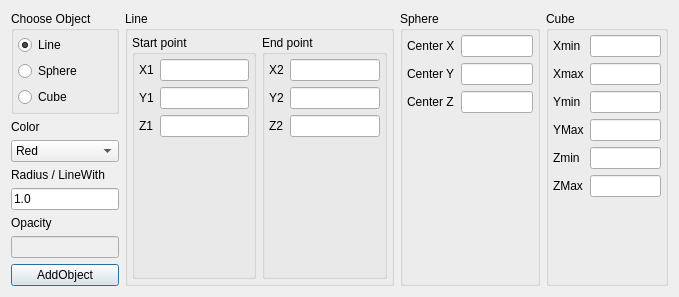
First picture: the form in modules/PolygonPrimitives/PolygonPrimitives.ui, repository 3dct/open_iA, before the edit.
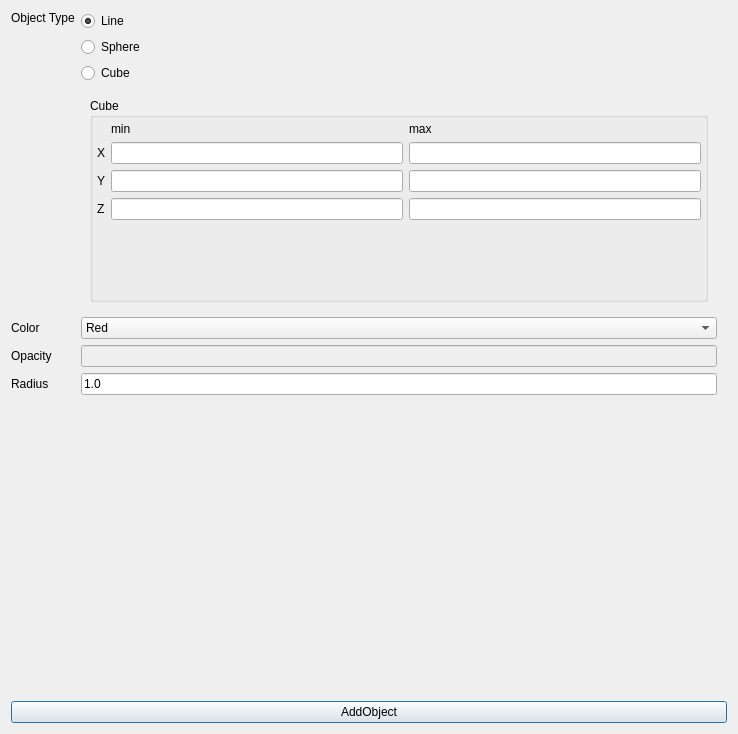
Second picture: the form after the edit.

Commit message: Polygon Primitives: (WIP) rework dialog

```diff
--- a/modules/PolygonPrimitives/PolygonPrimitives.ui
+++ b/modules/PolygonPrimitives/PolygonPrimitives.ui
@@ -6,35 +6,42 @@
    <rect>
     <x>0</x>
     <y>0</y>
-    <width>679</width>
-    <height>278</height>
+    <width>738</width>
+    <height>734</height>
    </rect>
   </property>
   <property name="windowTitle">
    <string>Dialog</string>
   </property>
-  <layout class="QHBoxLayout" name="horizontalLayout_2">
+  <layout class="QVBoxLayout" name="verticalLayout_5">
    <item>
-    <layout class="QVBoxLayout" name="verticalLayout_23">
-     <item>
-      <widget class="QGroupBox" name="groupBox_5">
-       <property name="title">
-        <string>Choose Object</string>
-       </property>
-       <layout class="QVBoxLayout" name="verticalLayout_6">
-        <property name="leftMargin">
-         <number>4</number>
-        </property>
+    <layout class="QHBoxLayout" name="horizontalLayout">
         <property name="topMargin">
-         <number>4</number>
+      <number>0</number>
         </property>
         <property name="rightMargin">
-         <number>4</number>
-        </property>
-        <property name="bottomMargin">
-         <number>4</number>
+      <number>10</number>
         </property>
         <item>
+      <layout class="QGridLayout" name="gridLayout">
+       <item row="0" column="0">
+        <widget class="QLabel" name="label_19">
+         <property name="text">
+          <string>Object Type</string>
+         </property>
+         <property name="alignment">
+          <set>Qt::AlignLeading|Qt::AlignLeft|Qt::AlignTop</set>
+         </property>
+        </widget>
+       </item>
+       <item row="3" column="0">
+        <widget class="QLabel" name="label_5">
+         <property name="text">
+          <string>Opacity</string>
+         </property>
+        </widget>
+       </item>
+       <item row="0" column="1">
          <layout class="QVBoxLayout" name="verticalLayout_8">
           <item>
            <widget class="QRadioButton" name="rdBtn_Line">
@@ -66,80 +73,19 @@
             </property>
            </widget>
           </item>
-         </layout>
-        </item>
-       </layout>
-      </widget>
-     </item>
      <item>
-      <widget class="QLabel" name="label_4">
-       <property name="text">
-        <string>Color</string>
-       </property>
-      </widget>
-     </item>
-     <item>
-      <widget class="QComboBox" name="cmbBox_col">
-       <item>
-        <property name="text">
-         <string>Red</string>
-        </property>
-       </item>
-       <item>
-        <property name="text">
-         <string>Green</string>
-        </property>
-       </item>
-       <item>
-        <property name="text">
-         <string>Blue</string>
-        </property>
-       </item>
-      </widget>
-     </item>
-     <item>
-      <widget class="QLabel" name="label_8">
-       <property name="text">
-        <string>Radius / LineWith</string>
-       </property>
-      </widget>
-     </item>
-     <item>
-      <widget class="QLineEdit" name="ed_Thickness">
-       <property name="text">
-        <string>1.0</string>
-       </property>
-      </widget>
-     </item>
-     <item>
-      <widget class="QLabel" name="label_5">
-       <property name="text">
-        <string>Opacity</string>
-       </property>
-      </widget>
-     </item>
-     <item>
-      <widget class="QLineEdit" name="ed_opacity">
-       <property name="enabled">
-        <bool>false</bool>
-       </property>
-      </widget>
-     </item>
-     <item>
-      <widget class="QPushButton" name="btn_addObj">
-       <property name="text">
-        <string>AddObject</string>
-       </property>
-      </widget>
-     </item>
-    </layout>
-   </item>
+          <widget class="QStackedWidget" name="stackedWidget">
+           <property name="currentIndex">
+            <number>2</number>
+           </property>
+           <widget class="QWidget" name="pgLine">
+            <layout class="QVBoxLayout" name="verticalLayout">
    <item>
     <widget class="QGroupBox" name="groupBox">
      <property name="title">
       <string>Line</string>
      </property>
-     <layout class="QHBoxLayout" name="horizontalLayout">
+               <layout class="QGridLayout" name="gridLayout_2">
       <property name="leftMargin">
        <number>4</number>
       </property>
@@ -152,162 +98,82 @@
       <property name="bottomMargin">
        <number>4</number>
       </property>
-      <item>
-       <widget class="QGroupBox" name="groupBox_3">
-        <property name="title">
-         <string>Start point</string>
-        </property>
-        <layout class="QFormLayout" name="formLayout_2">
-         <property name="leftMargin">
-          <number>4</number>
-         </property>
-         <property name="topMargin">
-          <number>4</number>
-         </property>
-         <property name="rightMargin">
-          <number>4</number>
-         </property>
-         <property name="bottomMargin">
-          <number>4</number>
-         </property>
-         <item row="0" column="0">
-          <widget class="QLabel" name="label">
-           <property name="text">
-            <string>X1</string>
-           </property>
-          </widget>
-         </item>
-         <item row="0" column="1">
-          <widget class="QLineEdit" name="ed_x1"/>
-         </item>
-         <item row="1" column="0">
-          <widget class="QLabel" name="label_2">
-           <property name="text">
-            <string>Y1</string>
-           </property>
-          </widget>
-         </item>
-         <item row="1" column="1">
-          <widget class="QLineEdit" name="ed_y1"/>
-         </item>
-         <item row="2" column="0">
-          <widget class="QLabel" name="label_3">
-           <property name="text">
-            <string>Z1</string>
-           </property>
-          </widget>
-         </item>
-         <item row="2" column="1">
-          <widget class="QLineEdit" name="ed_z1"/>
-         </item>
-        </layout>
-       </widget>
-      </item>
-      <item>
-       <widget class="QGroupBox" name="groupBox_4">
-        <property name="title">
-         <string>End point</string>
-        </property>
-        <layout class="QFormLayout" name="formLayout_3">
-         <property name="leftMargin">
-          <number>4</number>
-         </property>
-         <property name="topMargin">
-          <number>4</number>
-         </property>
-         <property name="rightMargin">
-          <number>4</number>
-         </property>
-         <property name="bottomMargin">
-          <number>4</number>
-         </property>
-         <item row="0" column="0">
-          <widget class="QLabel" name="label_10">
-           <property name="text">
-            <string>X2</string>
-           </property>
-          </widget>
-         </item>
-         <item row="0" column="1">
+                <item row="5" column="0" colspan="3">
+                 <spacer name="verticalSpacer_2">
+                  <property name="orientation">
+                   <enum>Qt::Vertical</enum>
+                  </property>
+                  <property name="sizeHint" stdset="0">
+                   <size>
+                    <width>20</width>
+                    <height>40</height>
+                   </size>
+                  </property>
+                 </spacer>
+                </item>
+                <item row="4" column="1">
           <widget class="QLineEdit" name="ed_x2"/>
          </item>
-         <item row="1" column="0">
-          <widget class="QLabel" name="label_12">
-           <property name="text">
-            <string>Y2</string>
-           </property>
-          </widget>
-         </item>
-         <item row="1" column="1">
+                <item row="4" column="2">
           <widget class="QLineEdit" name="ed_y2"/>
          </item>
-         <item row="2" column="0">
-          <widget class="QLabel" name="label_13">
-           <property name="text">
-            <string>Z2</string>
-           </property>
-          </widget>
-         </item>
-         <item row="2" column="1">
+                <item row="4" column="3">
           <widget class="QLineEdit" name="ed_z2"/>
          </item>
-        </layout>
-       </widget>
-      </item>
-     </layout>
-    </widget>
-   </item>
-   <item>
-    <widget class="QGroupBox" name="groupBox_2">
-     <property name="title">
-      <string>Sphere</string>
-     </property>
-     <layout class="QFormLayout" name="formLayout_4">
-      <property name="leftMargin">
-       <number>4</number>
-      </property>
-      <property name="topMargin">
-       <number>4</number>
-      </property>
-      <property name="rightMargin">
-       <number>4</number>
-      </property>
-      <property name="bottomMargin">
-       <number>4</number>
-      </property>
-      <item row="0" column="0">
-       <widget class="QLabel" name="label_7">
+                <item row="4" column="0">
+                 <widget class="QLabel" name="label_21">
+                  <property name="text">
+                   <string>End</string>
+                  </property>
+                 </widget>
+                </item>
+                <item row="0" column="3">
+                 <widget class="QLabel" name="label_3">
+                  <property name="text">
+                   <string>Z</string>
+                  </property>
+                 </widget>
+                </item>
+                <item row="0" column="2">
+                 <widget class="QLabel" name="label_2">
+                  <property name="text">
+                   <string>Y</string>
+                  </property>
+                 </widget>
+                </item>
+                <item row="3" column="0">
+                 <widget class="QLabel" name="label_20">
         <property name="text">
-         <string>Center X</string>
+                   <string>Start</string>
         </property>
        </widget>
       </item>
+                <item row="3" column="3">
+                 <widget class="QLineEdit" name="ed_z1"/>
+                </item>
+                <item row="3" column="2">
+                 <widget class="QLineEdit" name="ed_y1"/>
+                </item>
+                <item row="3" column="1">
+                 <widget class="QLineEdit" name="edPt1x"/>
+                </item>
       <item row="0" column="1">
-       <widget class="QLineEdit" name="ed_SphereXm"/>
-      </item>
-      <item row="1" column="0">
-       <widget class="QLabel" name="label_9">
+                 <widget class="QLabel" name="label">
         <property name="text">
-         <string>Center Y</string>
+                   <string>X</string>
         </property>
        </widget>
       </item>
-      <item row="1" column="1">
-       <widget class="QLineEdit" name="ed_SphereYm"/>
-      </item>
-      <item row="2" column="0">
-       <widget class="QLabel" name="label_11">
-        <property name="text">
-         <string>Center Z</string>
-        </property>
-       </widget>
-      </item>
-      <item row="2" column="1">
-       <widget class="QLineEdit" name="ed_SphereZm"/>
-      </item>
-     </layout>
-    </widget>
-   </item>
+               </layout>
+              </widget>
+             </item>
+            </layout>
+           </widget>
+           <widget class="QWidget" name="pgSphere">
+            <layout class="QVBoxLayout" name="verticalLayout_2"/>
+           </widget>
+           <widget class="QWidget" name="pgCube">
+            <layout class="QVBoxLayout" name="verticalLayout_3">
    <item>
     <widget class="QGroupBox" name="groupBox_6">
      <property name="enabled">
@@ -316,7 +182,7 @@
      <property name="title">
       <string>Cube</string>
      </property>
-     <layout class="QFormLayout" name="formLayout">
+               <layout class="QGridLayout" name="gridLayout_3">
       <property name="leftMargin">
        <number>4</number>
       </property>
@@ -329,71 +195,154 @@
       <property name="bottomMargin">
        <number>4</number>
       </property>
-      <item row="0" column="0">
-       <widget class="QLabel" name="label_17">
-        <property name="text">
-         <string>Xmin</string>
-        </property>
-       </widget>
-      </item>
-      <item row="0" column="1">
-       <widget class="QLineEdit" name="ed_cubeXmin"/>
-      </item>
-      <item row="1" column="0">
-       <widget class="QLabel" name="label_18">
-        <property name="text">
-         <string>Xmax</string>
-        </property>
-       </widget>
-      </item>
-      <item row="1" column="1">
+                <item row="4" column="1">
+                 <widget class="QLineEdit" name="ed_cubeZmin"/>
+                </item>
+                <item row="3" column="2">
+                 <widget class="QLineEdit" name="ed_cubeYmax"/>
+                </item>
+                <item row="1" column="2">
        <widget class="QLineEdit" name="ed_cubeXmax"/>
       </item>
-      <item row="2" column="0">
+                <item row="0" column="2">
+                 <widget class="QLabel" name="label_18">
+                  <property name="text">
+                   <string>max</string>
+                  </property>
+                 </widget>
+                </item>
+                <item row="1" column="1">
+                 <widget class="QLineEdit" name="ed_cubeXmin"/>
+                </item>
+                <item row="0" column="1">
+                 <widget class="QLabel" name="label_22">
+                  <property name="text">
+                   <string>min</string>
+                  </property>
+                 </widget>
+                </item>
+                <item row="4" column="0">
+                 <widget class="QLabel" name="label_6">
+                  <property name="text">
+                   <string>Z</string>
+                  </property>
+                 </widget>
+                </item>
+                <item row="4" column="2">
+                 <widget class="QLineEdit" name="ed_cubeZmax">
+                  <property name="enabled">
+                   <bool>true</bool>
+                  </property>
+                 </widget>
+                </item>
+                <item row="1" column="0">
+                 <widget class="QLabel" name="label_17">
+                  <property name="text">
+                   <string>X</string>
+                  </property>
+                 </widget>
+                </item>
+                <item row="3" column="0">
        <widget class="QLabel" name="label_15">
         <property name="text">
-         <string>Ymin</string>
+                   <string>Y</string>
         </property>
        </widget>
       </item>
-      <item row="2" column="1">
+                <item row="3" column="1">
        <widget class="QLineEdit" name="ed_cubeYmin"/>
       </item>
-      <item row="3" column="0">
-       <widget class="QLabel" name="label_16">
+                <item row="5" column="0" colspan="3">
+                 <spacer name="verticalSpacer_4">
+                  <property name="orientation">
+                   <enum>Qt::Vertical</enum>
+                  </property>
+                  <property name="sizeHint" stdset="0">
+                   <size>
+                    <width>20</width>
+                    <height>40</height>
+                   </size>
+                  </property>
+                 </spacer>
+                </item>
+               </layout>
+              </widget>
+             </item>
+            </layout>
+           </widget>
+          </widget>
+         </item>
+        </layout>
+       </item>
+       <item row="6" column="0" colspan="2">
+        <spacer name="verticalSpacer">
+         <property name="orientation">
+          <enum>Qt::Vertical</enum>
+         </property>
+         <property name="sizeHint" stdset="0">
+          <size>
+           <width>20</width>
+           <height>40</height>
+          </size>
+         </property>
+        </spacer>
+       </item>
+       <item row="1" column="1">
+        <widget class="QComboBox" name="cmbBox_col">
+         <item>
         <property name="text">
-         <string>YMax</string>
-        </property>
+           <string>Red</string>
+          </property>
+         </item>
+         <item>
+          <property name="text">
+           <string>Green</string>
+          </property>
+         </item>
+         <item>
+          <property name="text">
+           <string>Blue</string>
+          </property>
+         </item>
        </widget>
       </item>
       <item row="3" column="1">
-       <widget class="QLineEdit" name="ed_cubeYmax"/>
-      </item>
-      <item row="4" column="0">
-       <widget class="QLabel" name="label_6">
+        <widget class="QLineEdit" name="ed_opacity">
+         <property name="enabled">
+          <bool>false</bool>
+         </property>
+        </widget>
+       </item>
+       <item row="1" column="0">
+        <widget class="QLabel" name="label_4">
         <property name="text">
-         <string>Zmin</string>
+          <string>Color</string>
         </property>
        </widget>
       </item>
-      <item row="4" column="1">
-       <widget class="QLineEdit" name="ed_cubeZmin"/>
-      </item>
       <item row="5" column="0">
-       <widget class="QLabel" name="label_14">
+        <widget class="QLabel" name="label_8">
         <property name="text">
-         <string>ZMax</string>
+          <string>Radius</string>
         </property>
        </widget>
       </item>
       <item row="5" column="1">
-       <widget class="QLineEdit" name="ed_cubeZmax">
-        <property name="enabled">
-         <bool>true</bool>
+        <widget class="QLineEdit" name="ed_Thickness">
+         <property name="text">
+          <string>1.0</string>
         </property>
        </widget>
       </item>
      </layout>
+     </item>
+    </layout>
+   </item>
+   <item>
+    <widget class="QPushButton" name="btn_addObj">
+     <property name="text">
+      <string>AddObject</string>
+     </property>
     </widget>
    </item>
   </layout>
```
Lines whose indentation alone changed are shown as unchanged.
